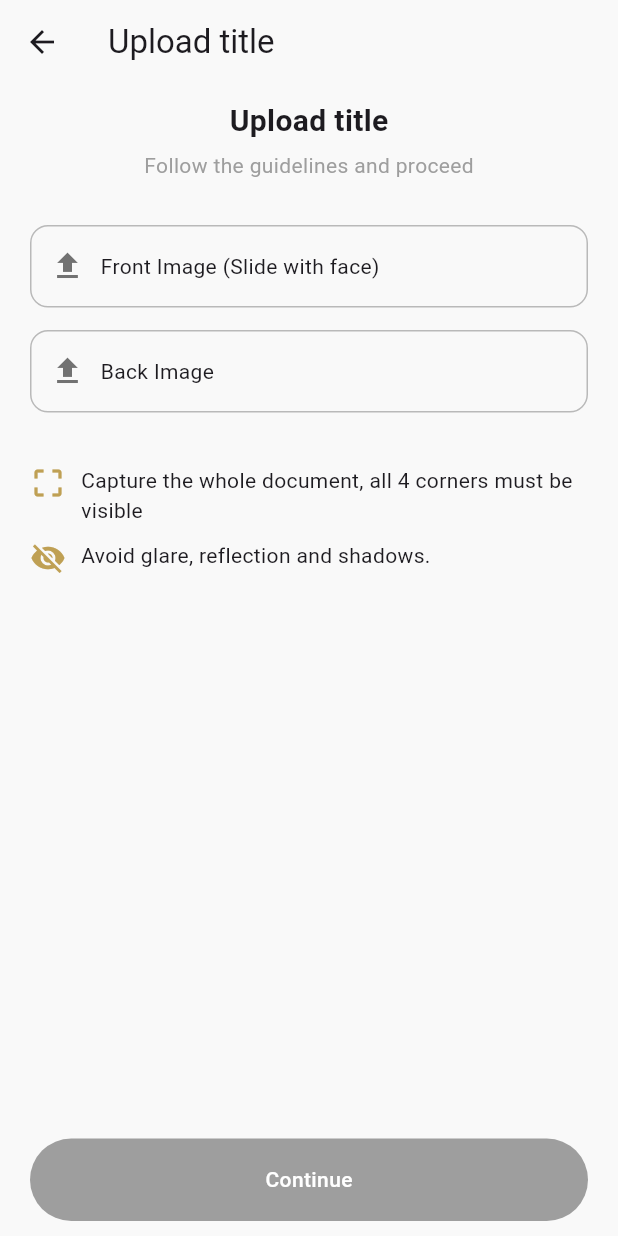
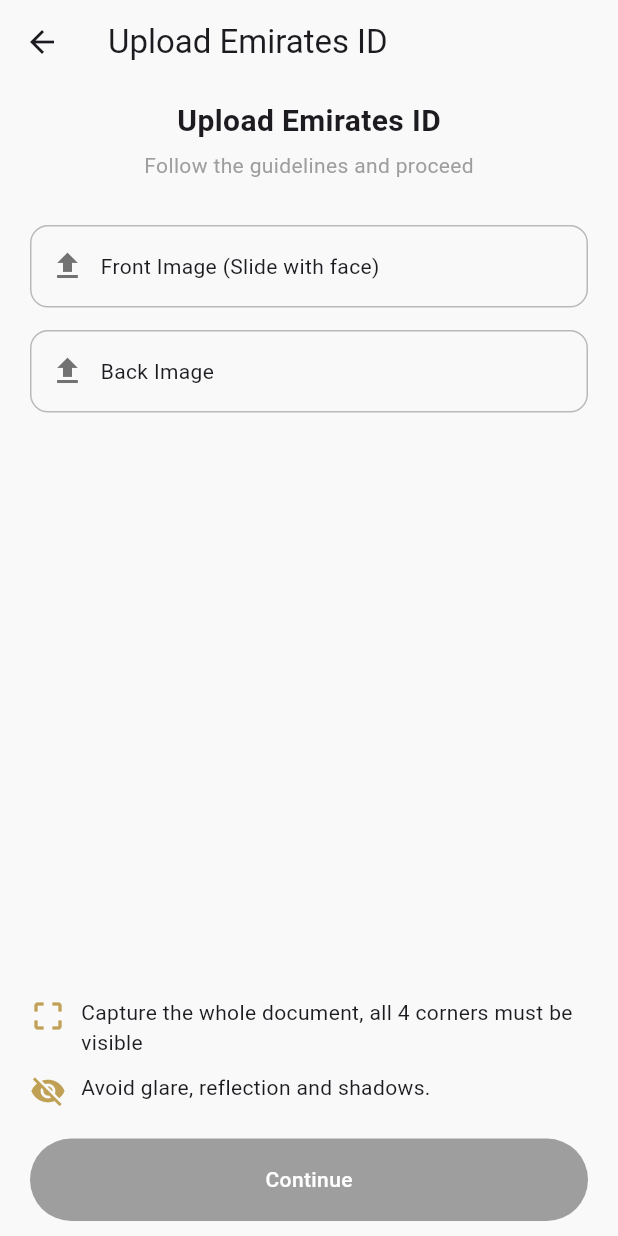
Before and after one commit to sufiyan454/goldvault_project, a Flutter app: the VerifyDocumentsScreen screen opened directly, after a tap on "Emirates ID", on a phone screen of 412 x 824 dp. Run offline on Flutter 3.47's test engine with Material 3 defaults, Android fonts, the phone set to English and light mode, and no system bars.

Commit message:
chore(ui): Restore exact source spacing and proportions across robust layout

```diff
--- a/lib/features/auth/screens/upload_screen.dart
+++ b/lib/features/auth/screens/upload_screen.dart
@@ -102,7 +102,7 @@
               child: Column(
                 mainAxisAlignment: MainAxisAlignment.spaceBetween,
                 children: [
-                  // TOP CONTENT
+                  // TOP CONTENT (Cards)
                   Column(
                     children: [
                       Text(
@@ -128,9 +128,12 @@
                         uploadProvider.backUploaded,
                          () => showPicker(context, uploadProvider, false),
                       ),
+                    ],
+                  ),
 
-                      const SizedBox(height: 20),
-
+                  // BOTTOM CONTENT (Guidelines + Button)
+                  Column(
+                    children: [
                       const Row(
                         crossAxisAlignment: CrossAxisAlignment.start,
                         children: [
@@ -153,10 +156,7 @@
                           Expanded(child: Text("Avoid glare, reflection and shadows.")),
                         ],
                       ),
-                    ],
-                  ),
 
-                  // BOTTOM CONTENT
                       Padding(
                         padding: const EdgeInsets.only(top: 20),
                         child: GestureDetector(
@@ -190,6 +190,8 @@
                       ),
                     ],
                   ),
+                ],
+              ),
             ),
           );
         },
--- a/lib/features/auth/screens/verify_documents_screen.dart
+++ b/lib/features/auth/screens/verify_documents_screen.dart
@@ -15,12 +15,21 @@
         elevation: 0,
         leading: const Icon(Icons.arrow_back, color: Colors.black),
       ),
-      body: Padding(
+      body: LayoutBuilder(
+        builder: (context, constraints) {
+          return SingleChildScrollView(
             padding: const EdgeInsets.all(20),
+            child: ConstrainedBox(
+              constraints: BoxConstraints(
+                minHeight: constraints.maxHeight - 40,
+              ),
               child: Column(
+                mainAxisAlignment: MainAxisAlignment.spaceBetween,
+                children: [
+                  // TOP CONTENT
+                  Column(
                     children: [
                       const SizedBox(height: 20),
-
 
                       const Text(
                         "Verify Documents",
@@ -29,33 +38,29 @@
                           fontWeight: FontWeight.w600,
                         ),
                       ),
-
                       const SizedBox(height: 10),
-
 
                       const Text(
                         "Please take a clear picture with uniform background for the best experience",
                         textAlign: TextAlign.center,
                         style: TextStyle(color: Colors.grey),
                       ),
-
                       const SizedBox(height: 30),
 
                       docCard(context, "Passport"),
+                      const SizedBox(height: 20),
+                      docCard(context, "Emirates ID"),
+                    ],
+                  ),
 
-            const SizedBox(height: 20),
-
-
-            docCard(context, "Emirates ID"),
-
-            const Spacer(),
-
-
-            Container(
+                  // BOTTOM CONTENT
+                  Padding(
+                    padding: const EdgeInsets.only(top: 20),
+                    child: Container(
                       height: 55,
                       width: double.infinity,
                       decoration: BoxDecoration(
-                color: Color.fromARGB(255, 189, 131, 43),
+                        color: const Color.fromARGB(255, 189, 131, 43),
                         borderRadius: BorderRadius.circular(30),
                       ),
                       alignment: Alignment.center,
@@ -64,42 +69,44 @@
                         style: TextStyle(color: Colors.white),
                       ),
                     ),
+                  ),
                 ],
               ),
             ),
           );
+        },
+      ),
+    );
   }
-
 
   Widget docCard(BuildContext context, String title) {
     return GestureDetector(
       onTap: () {
+        FocusScope.of(context).unfocus();
+        Future.delayed(const Duration(milliseconds: 100), () {
+          if (context.mounted) {
             Navigator.push(
               context,
               MaterialPageRoute(
-            builder: (_) => UploadScreen(type: 'title',)
+                builder: (_) => UploadScreen(type: title),
               ),
             );
+          }
+        });
       },
       child: Container(
         width: double.infinity,
-
-
         padding: const EdgeInsets.symmetric(vertical: 25),
         margin: const EdgeInsets.symmetric(horizontal: 70),
-
         decoration: BoxDecoration(
           border: Border.all(color: Colors.black26),
           borderRadius: BorderRadius.circular(16),
         ),
-
         child: Column(
           mainAxisAlignment: MainAxisAlignment.center,
           children: [
             const Icon(Icons.credit_card, size: 40),
-
             const SizedBox(height: 12),
-
             Text(
               title,
               style: const TextStyle(
@@ -107,9 +114,7 @@
                 fontSize: 16,
               ),
             ),
-
             const SizedBox(height: 6),
-
             const Text(
               "Status: Pending",
               style: TextStyle(color: Colors.grey),
```
Also changed, not shown: lib/features/auth/screens/login_screen.dart (+7 -5 lines), lib/features/auth/screens/profile_screen.dart (+20 -8 lines). Lines whose indentation alone changed are shown as unchanged.
